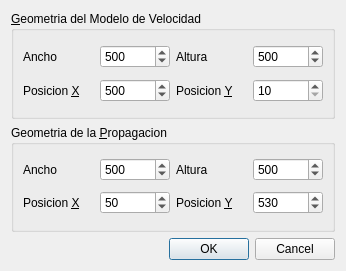
Before: the Qt Designer form Viper/geometry.ui in edvelezg/viper-sugui, drawn with Qt 5.
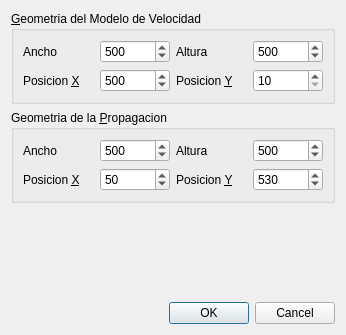
After: the same form once the commit is applied.

Patch:
```diff
--- a/Viper/geometry.ui
+++ b/Viper/geometry.ui
@@ -9,7 +9,7 @@
     <x>0</x>
     <y>0</y>
     <width>346</width>
-    <height>271</height>
+    <height>335</height>
    </rect>
   </property>
   <property name="sizePolicy" >
@@ -236,6 +236,19 @@
      </layout>
     </widget>
    </item>
+   <item>
+    <spacer name="verticalSpacer" >
+     <property name="orientation" >
+      <enum>Qt::Vertical</enum>
+     </property>
+     <property name="sizeHint" stdset="0" >
+      <size>
+       <width>20</width>
+       <height>40</height>
+      </size>
+     </property>
+    </spacer>
+   </item>
    <item>
     <widget class="QDialogButtonBox" name="buttonBox" >
      <property name="standardButtons" >
```
